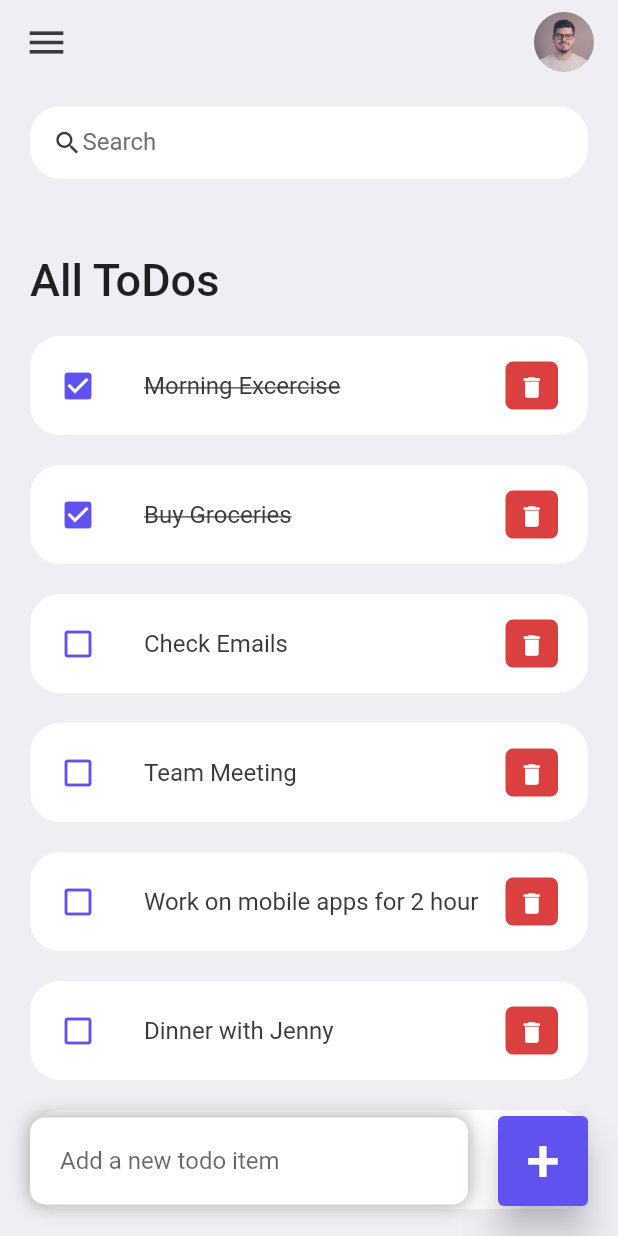
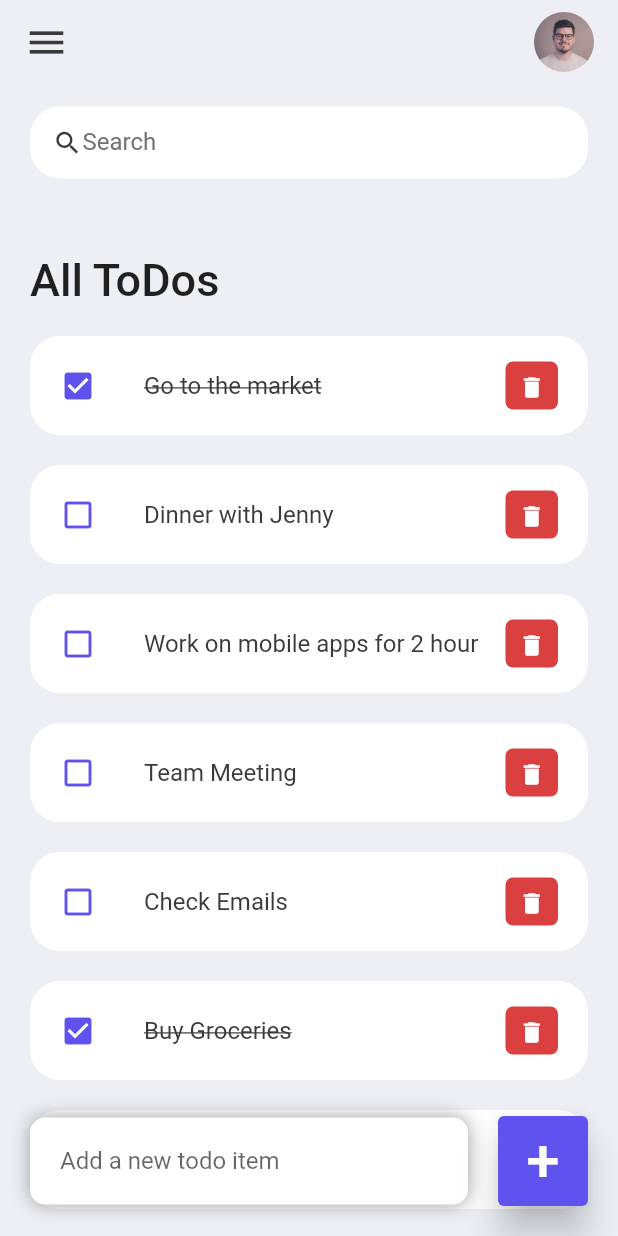
Before and after one commit to saymanrifat/Flutter-ToDo-App-With-Search-Method, a Flutter app: the screen it shows after launch, on a phone screen of 412 x 824 dp. Run offline on Flutter 3.47's test engine with Material 2 defaults, Android fonts, the phone set to English and light mode, and no system bars.

Commit message:
Version 3 For this application

```diff
--- a/lib/model/todo.dart
+++ b/lib/model/todo.dart
@@ -7,7 +7,7 @@
 
   static List<ToDo> todoList() {
     return [
-      ToDo(id: '01', todoText: 'Morning Excercise', isDone: true),
+      ToDo(id: '01', todoText: 'Morning Exercise', isDone: true),
       ToDo(id: '02', todoText: 'Buy Groceries', isDone: true),
       ToDo(id: '03', todoText: 'Check Emails'),
       ToDo(id: '04', todoText: 'Team Meeting'),
--- a/lib/screens/home.dart
+++ b/lib/screens/home.dart
@@ -45,7 +45,7 @@
                               fontSize: 30, fontWeight: FontWeight.w500),
                         ),
                       ),
-                      for (ToDo todoo in _foundToDo)
+                      for (ToDo todoo in _foundToDo.reversed)
                         TodoItem(
                           todo: todoo,
                           onToDoChanged: _handleToDoChange,
```
